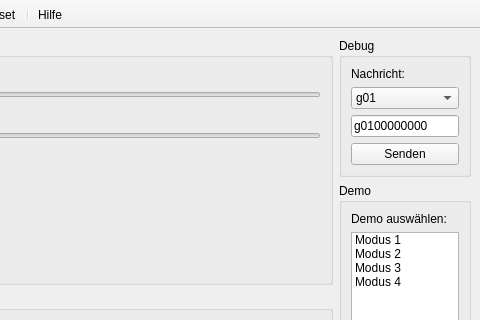
First picture: the form in Ladefahrrad_Python/gui/gui.ui, repository spaibs/eCARus-IT, before the edit; both pictures show x 540 to 1020 and y 0 to 320 of the 1020 by 582 pixel window.
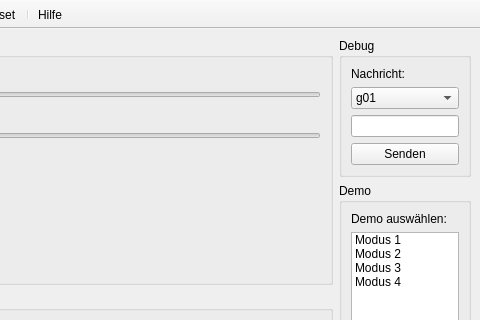
Second picture: the form after the edit. Icons and pictures are not drawn.

The edit to the form file:
```diff
--- a/Ladefahrrad_Python/gui/gui.ui
+++ b/Ladefahrrad_Python/gui/gui.ui
@@ -258,7 +258,10 @@
                   </sizepolicy>
                  </property>
                  <property name="text">
-                  <string>g0100000000</string>
+                  <string/>
+                 </property>
+                 <property name="maxLength">
+                  <number>8</number>
                  </property>
                 </widget>
                </item>
```
